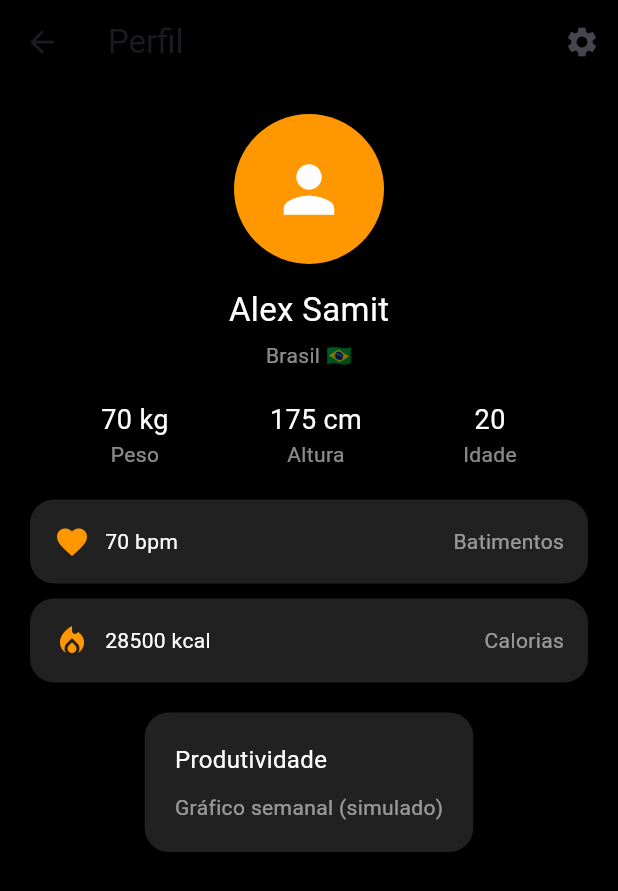
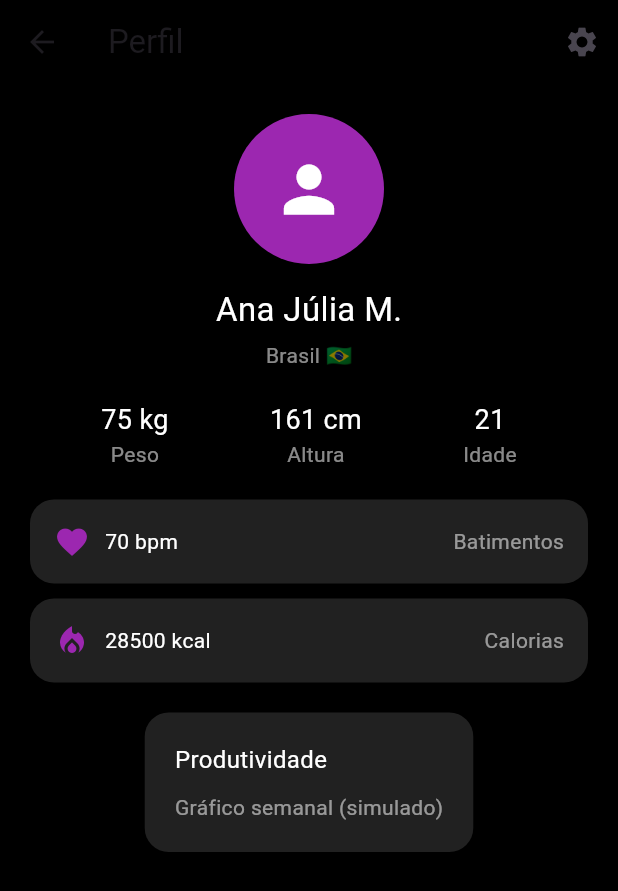
Before and after one commit to Giovannisrg/projeto_flutter_agrfit, a Flutter app: the PerfilPage screen opened directly, on a phone screen of 412 x 824 dp. Shown: the top 891 px of the screen. Run offline on Flutter 3.47's test engine with Material 3 defaults, Android fonts, the phone set to English and light mode, and no system bars.

Commit message:
perfil e navbar

```diff
--- a/lib/pages/perfil.dart
+++ b/lib/pages/perfil.dart
@@ -27,15 +27,14 @@ class PerfilPage extends StatelessWidget {
             // FOTO
             const CircleAvatar(
               radius: 50,
-              backgroundColor: Colors.orange,
+              backgroundColor: Colors.purple,
               child: Icon(Icons.person, size: 50, color: Colors.white),
             ),
 
             const SizedBox(height: 15),
 
-            // NOME
             const Text(
-              'Alex Samit',
+              'Ana Júlia M.',
               style: TextStyle(color: Colors.white, fontSize: 22),
             ),
 
@@ -45,19 +44,17 @@ class PerfilPage extends StatelessWidget {
 
             const SizedBox(height: 20),
 
-            // INFO FÍSICA
             Row(
               mainAxisAlignment: MainAxisAlignment.spaceEvenly,
               children: const [
-                _InfoBox(title: 'Peso', value: '70 kg'),
-                _InfoBox(title: 'Altura', value: '175 cm'),
-                _InfoBox(title: 'Idade', value: '20'),
+                _InfoBox(title: 'Peso', value: '75 kg'),
+                _InfoBox(title: 'Altura', value: '161 cm'),
+                _InfoBox(title: 'Idade', value: '21'),
               ],
             ),
 
             const SizedBox(height: 20),
 
-            // CARD 1
             _CardInfo(
               icon: Icons.favorite,
               title: '70 bpm',
@@ -74,7 +71,6 @@ class PerfilPage extends StatelessWidget {
 
             const SizedBox(height: 20),
 
-            // CARD PRODUTIVIDADE
             Container(
               margin: const EdgeInsets.symmetric(horizontal: 20),
               padding: const EdgeInsets.all(20),
@@ -145,7 +141,7 @@ class _CardInfo extends StatelessWidget {
       ),
       child: Row(
         children: [
-          Icon(icon, color: Colors.orange),
+          Icon(icon, color: Colors.purple),
           const SizedBox(width: 10),
           Text(title, style: const TextStyle(color: Colors.white)),
           const Spacer(),
```
Also changed, not shown: lib/main.dart (+6 -2 lines), lib/pages/navbar.dart (added, +71 -0 lines).
